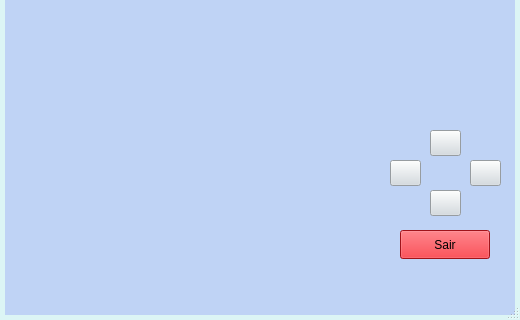
The window that mainwindow.ui (AlysonVI/ComputacaoGrafica) describes before a commit, drawn with Qt 5; both pictures show x 0 to 520 and y 200 to 520 of the 520 by 520 pixel window.
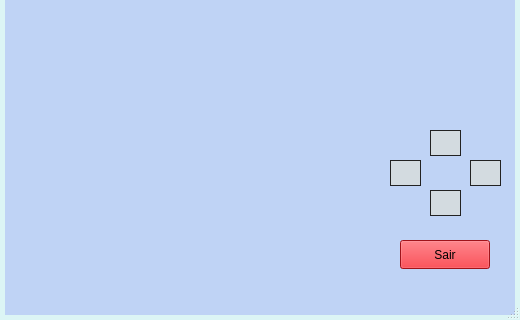
The same window after the commit.

```diff
--- a/mainwindow.ui
+++ b/mainwindow.ui
@@ -27,7 +27,7 @@
     <property name="geometry">
      <rect>
       <x>400</x>
-      <y>430</y>
+      <y>440</y>
       <width>90</width>
       <height>29</height>
      </rect>
@@ -544,6 +544,8 @@
     <property name="styleSheet">
      <string notr="true">#right{
 	background-color:#D3DBE0;
+	border-radios: 10px;
+	border: 1px solid #222;
 	size: 30px;
 }</string>
     </property>
@@ -563,6 +565,8 @@
     <property name="styleSheet">
      <string notr="true">#up{
 	background-color:#D3DBE0;
+	border-radios: 10px;
+	border: 1px solid #222;
 	size: 30px;
 }</string>
     </property>
@@ -583,6 +587,7 @@
      <string notr="true">#down{
 	background-color:#D3DBE0;
 	border-radios: 10px;
+	border: 1px solid #222;
 	size: 30px;
 }</string>
     </property>
@@ -602,6 +607,8 @@
     <property name="styleSheet">
      <string notr="true">#left{
 	background-color:#D3DBE0;
+	border-radios: 10px;
+	border: 1px solid #222;
 	size: 30px;
 }</string>
     </property>
```
